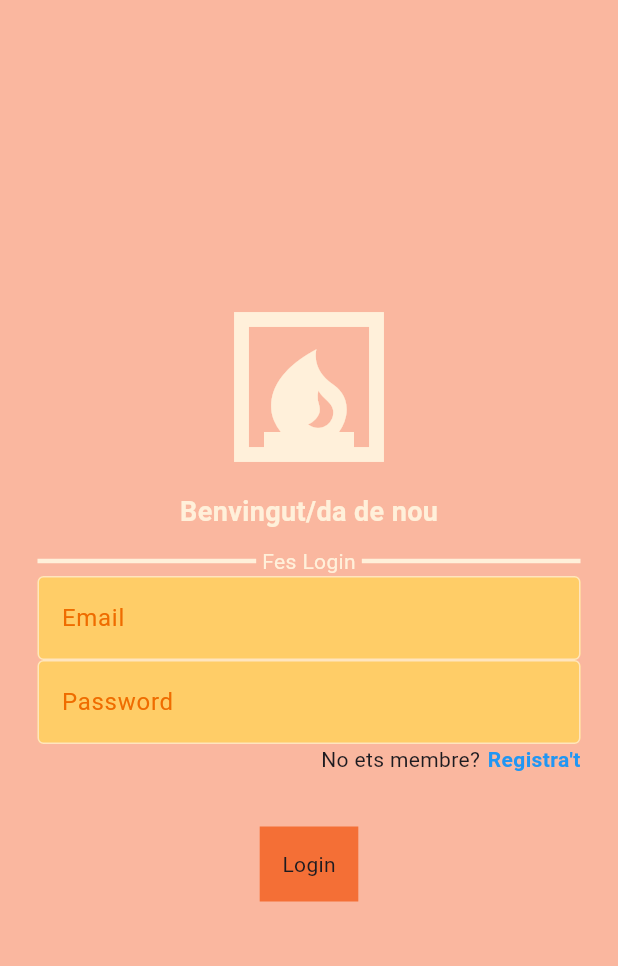
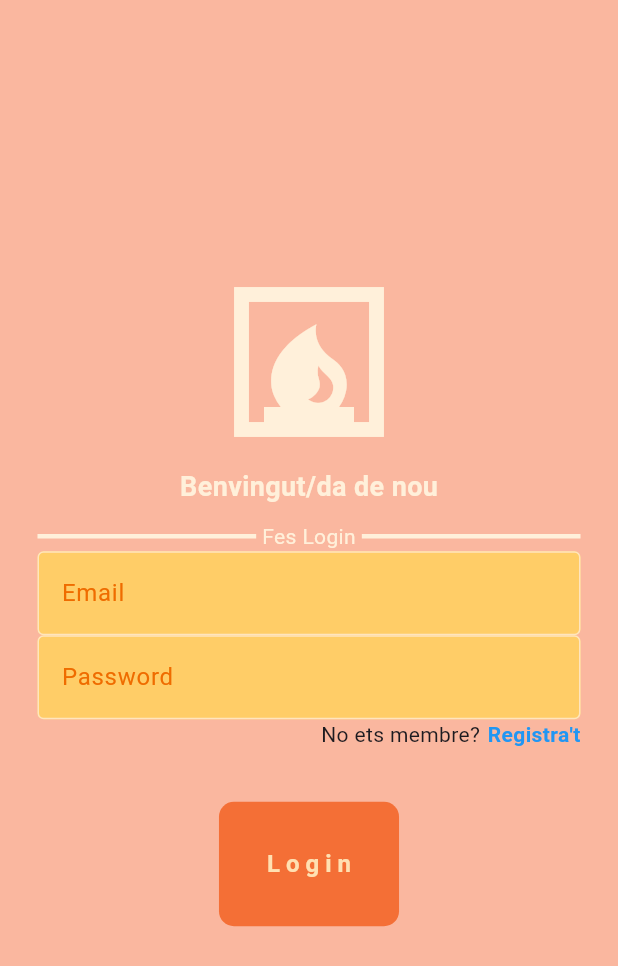
Before and after one commit to pauserrag/flutter_firebase_2324, a Flutter app: the screen it shows after launch, on a phone screen of 412 x 824 dp. Shown: the top 966 px of the screen. Run offline on Flutter 3.47's test engine with Material 3 defaults, Android fonts, the phone set to English and light mode, and no system bars.

Commit message:
Ui Login Safearea  SingleChildScrollView

```diff
--- a/lib/components/boto_auth.dart
+++ b/lib/components/boto_auth.dart
@@ -6,10 +6,24 @@ class BotoAuth extends StatelessWidget {
   @override
   Widget build(BuildContext context) {
     return Container(
-      padding: EdgeInsets.all(15),
-      margin: EdgeInsets.all(25),
-      color: Color.fromARGB(255, 244, 111, 54),
-      child: Text("Login"),
+      decoration: BoxDecoration(
+        borderRadius: BorderRadius.circular(10),
+        color: Color.fromARGB(255, 244, 111, 54),
+      ),
+      padding: const EdgeInsets.symmetric(
+        horizontal: 30,
+         vertical: 30,
+         ),
+      margin: const EdgeInsets.all(25),
+      child: Text(
+        "Login",
+        style: TextStyle(
+          color: Colors.orange[100],
+          fontWeight: FontWeight.bold,
+          fontSize: 16,
+          letterSpacing: 4,
+        ),
+        ),
     );
   }
 }
--- a/lib/pagines/pagina_login.dart
+++ b/lib/pagines/pagina_login.dart
@@ -19,7 +19,10 @@ class _PaginaLoginState extends State<PaginaLogin> {
   Widget build(BuildContext context) {
     return Scaffold(
       backgroundColor: const Color.fromARGB(255, 250, 183, 159),
-      body: Center(
+      body: SafeArea(
+        child: Center(
+          child: SingleChildScrollView(
+            child: Center(
               child: Column(
                 mainAxisAlignment: MainAxisAlignment.center,
                 children: [
@@ -125,6 +128,9 @@ class _PaginaLoginState extends State<PaginaLogin> {
                 ],
               ),
             ),
+          ),
+        ),
+      ),
     );
   }
 }
```
Lines whose indentation alone changed are shown as unchanged.
